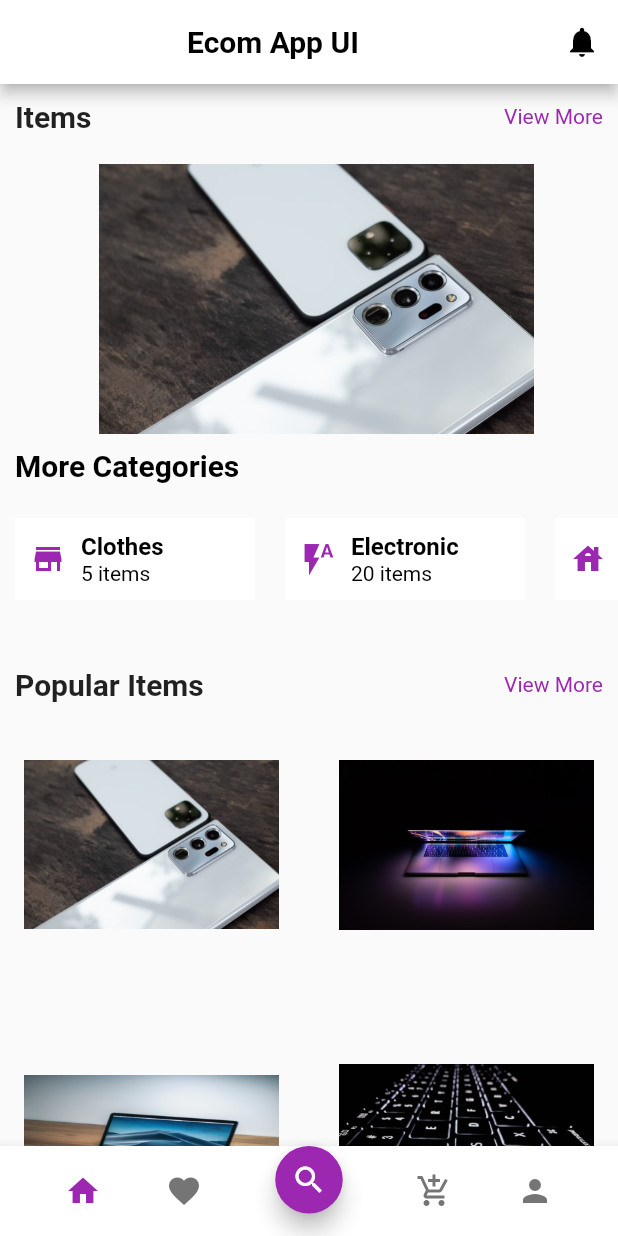
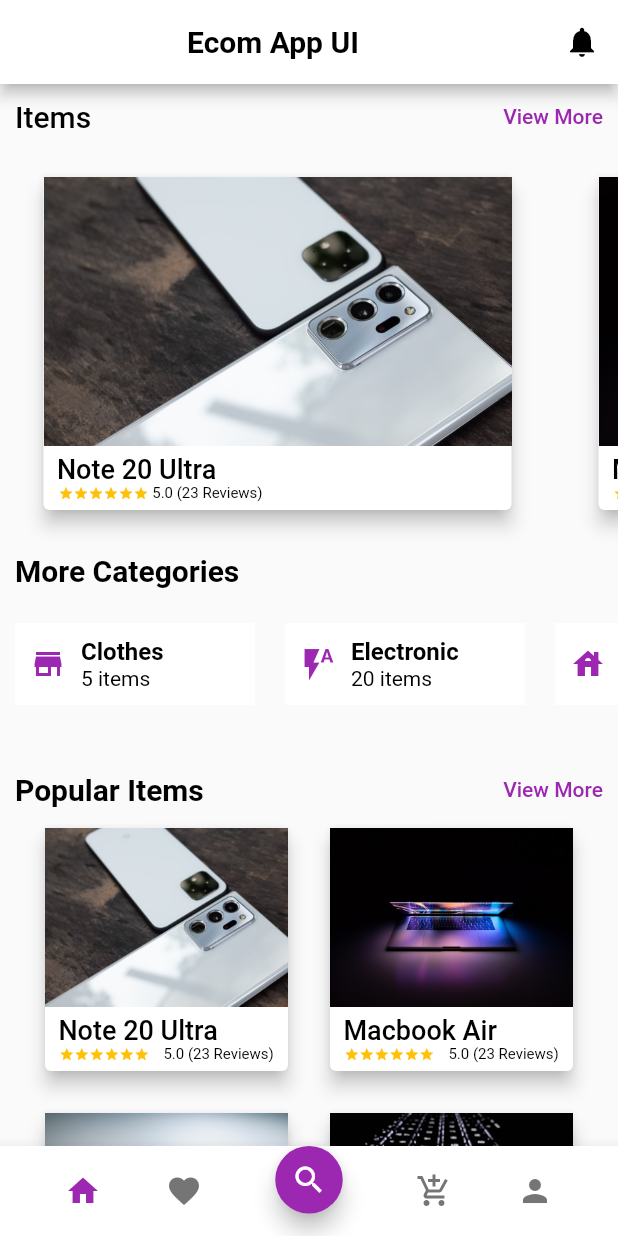
Before and after one commit to Shoaib-Ahmed993/Flutter-Tasks, a Flutter app: the screen it shows after launch, on a phone screen of 412 x 824 dp. Run offline on Flutter 3.47's test engine with Material 2 defaults, Android fonts, the phone set to English and light mode, and no system bars; drawn by our look-alikes of flutter_rating_bar; our stand-ins replace math_expressions.

Commit message:
Screen done

```diff
--- a/screen/lib/screen.dart
+++ b/screen/lib/screen.dart
@@ -1,5 +1,6 @@
 
 import 'package:flutter/material.dart' ;
+import 'package:flutter_rating_bar/flutter_rating_bar.dart';
 // import 'package:flutter_rating_bar/flutter_rating_bar.dart';
 
 
@@ -11,11 +12,12 @@
 
 class _ScreenState extends State<Screen> {
 
-  dynamic images = ["assets/note20 ultra.jpg","assets/macbook air.jpg","assets/macbook pro.jpg","assets/backlit keyboard.jpg","assets/gaming pc.jpg","assets/iphone12.jpg","assets/mercedes.jpg","assets/mutton.jpg","assets/royalfield.jpg","assets/roadster.jpg"];
-  var imagesNames = ["Note 20 Ultra", "Macbook Air", "Macbook Pro", "Backlit Keyboard", "Gaming PC", "Iphone 12", "Mercedes", "Mutton", "Royal Field", "Roadster"];
+  dynamic images = ["assets/note20 ultra.jpg","assets/macbook air.jpg","assets/macbook pro.jpg","assets/backlit keyboard.jpg","assets/gaming pc.jpg","assets/iphone12.jpg","assets/mercedes.jpg","assets/mutton.jpg","assets/royalfield.jpg","assets/roadster.jpg",'assets/wireless.jpg', 'assets/tablet.jpg', 'assets/samsung.jpg'];
+  var imagesNames = ["Note 20 Ultra", "Macbook Air", "Macbook Pro", "Backlit Keyboard", "Gaming PC", "Iphone 12", "Mercedes", "Mutton", "Royal Field", "Roadster", "Wireless", "Tab", "Samsung"];
   var items = ["Clothes", "Electronic", "Households", "Appliances", "Others",];
   var itemsQuantity = ["5 items", "20 items", "9 items", "5 items", "15 items"];
-  var itemIcons = [Icons.store, Icons.flash_auto, Icons.house, Icons.hourglass_empty_outlined, Icons.double_arrow];
+  var itemIcons = [Icons.store, Icons.flash_auto, Icons.house, Icons.microwave, Icons.double_arrow];
+
   @override
   Widget build(BuildContext context) {
     return Scaffold(
@@ -51,12 +53,12 @@
       child: Column(
         children: [
           Padding(
-            padding:  EdgeInsets.all(10),
+            padding:  EdgeInsets.only(top: 10, left: 10, right: 10),
             child: Row(
               mainAxisAlignment: MainAxisAlignment.spaceBetween,
               children: [
-                Text('Items', style: TextStyle(fontSize: 20, fontWeight: FontWeight.w600),),
-                Text('View More', style: TextStyle(color: Colors.purple),)
+                Text('Items', style: TextStyle(fontSize: 20, fontWeight: FontWeight.w500, color: Colors.black),),
+                Text('View More', style: TextStyle(color: Colors.purple, fontWeight: FontWeight.w500),)
               ],
             ),
           ),
@@ -65,24 +67,50 @@
 
           // ************ Horizontal Items List *************
           Container(
-            height: 200,
-            width: 300,
+            height: 280,
             child: ListView(
               scrollDirection: Axis.horizontal,
               children:
-                 List.generate(images.length, (index) {
+                List.generate(images.length, (index) {
                   return Container(
-                  margin: EdgeInsets.all(10),
-                  // height: 180,
-                  width: 300,
-                  child: Image.asset(
-                    images[index],
-                    width: MediaQuery.of(context).size.width,
-                    fit: BoxFit.cover,
+                  margin: EdgeInsets.all(25),
+                  width: 320,
+                  child: Card(
+                  elevation: 5,
+                  child: Column(
+                    crossAxisAlignment: CrossAxisAlignment.start,
+                    children:[
+                      Expanded(
+                        child: Image.asset(images[index], fit: BoxFit.cover,width: MediaQuery.of(context).size.width,),
+                      ),
+                      SizedBox(height: 5,),
+                      Text('  ${imagesNames[index]} ',style: TextStyle(fontSize: 18, fontWeight: FontWeight.w500, color: Colors.black),),
+                      Row(
+                        mainAxisAlignment: MainAxisAlignment.start,
+                        children: [
+                          Padding(
+                            padding: EdgeInsets.only(left: 10),
+                            child: RatingBarIndicator(
+                              rating: 6,
+                              itemBuilder: (context, index) => Icon(
+                              Icons.star,
+                              color: Colors.amber,
+                              ),
+                              itemCount: 6,
+                              itemSize: 10,
+                              direction: Axis.horizontal,
+                            ),
+                          ),
+                          Text(' 5.0 (23 Reviews)',style: TextStyle(fontSize: 10, color: Colors.black),),
+                        ],
+                      ),
+                      SizedBox(height: 5,)
+                    ],
                   ),
-                );
-              },
-            )
+                  ),
+                  );
+                },
+                )
             ),
           ),
 
@@ -96,7 +124,7 @@
               child: Row(
                 mainAxisAlignment: MainAxisAlignment.spaceBetween,
                 children: [
-                  Text('More Categories \n', style: TextStyle(fontSize: 20, fontWeight: FontWeight.w600, color: Colors.black)),
+                  Text('More Categories\n', style: TextStyle(fontSize: 20, fontWeight: FontWeight.w600, color: Colors.black),),
                 ],
               ),
             ),
@@ -155,8 +183,8 @@
             child: Row(
               mainAxisAlignment: MainAxisAlignment.spaceBetween,
               children: [
-                Text('Popular Items', style: TextStyle(fontSize: 20, fontWeight: FontWeight.w600),),
-                Text('View More', style: TextStyle(color: Colors.purple),)
+                Text('Popular Items', style: TextStyle(fontSize: 20, fontWeight: FontWeight.w600, color: Colors.black),),
+                Text('View More', style: TextStyle(color: Colors.purple, fontWeight: FontWeight.w500),)
               ],
             ),
           ),
@@ -169,18 +197,46 @@
 
           // **************** Vertical Items List ***************8
           Container(
-            width: 400,
+            width: 380,
             child: GridView.count(
               shrinkWrap: true,
               physics: NeverScrollableScrollPhysics(),
               crossAxisCount: 2,
-              crossAxisSpacing: 20,
-              mainAxisSpacing: 20,
               children: List.generate(images.length, (index) {
                 return Container(
+                  width: 120,
                   margin: EdgeInsets.all(10),
-                  height: 200,
-                  child: Image.asset(images[index]),
+                  height: 100,
+                  child: Card(
+                  elevation: 5,
+                  child: Column(
+                    crossAxisAlignment: CrossAxisAlignment.start,
+                    children:[
+                      Expanded(
+                        child: Image.asset(images[index], fit: BoxFit.cover,width: MediaQuery.of(context).size.width,),
+                      ),
+                      SizedBox(height: 5,),
+                      Text('  ${imagesNames[index]}',style: TextStyle(fontSize: 18, fontWeight: FontWeight.w500, color: Colors.black),),
+                      Row(
+                        mainAxisAlignment: MainAxisAlignment.spaceEvenly,
+                        children: [
+                          RatingBarIndicator(
+                            rating: 6,
+                            itemBuilder: (context, index) => Icon(
+                            Icons.star,
+                            color: Colors.amber,
+                            ),
+                            itemCount: 6,
+                            itemSize: 10,
+                            direction: Axis.horizontal,
+                          ),
+                          Text('5.0 (23 Reviews)',style: TextStyle(fontSize: 10, color: Colors.black),),
+                        ],
+                      ),
+                      SizedBox(height: 5,)
+                    ],
+                  ),
+                  ),
                 );
               }),
             ),
```
Also changed, not shown: screen/assets/samsung.jpg (added), screen/assets/tablet.jpg (added), screen/assets/wireless.jpg (added).
